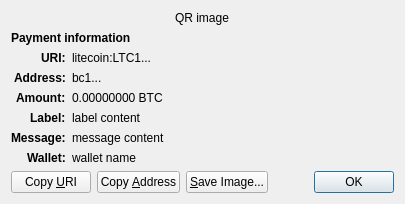
First picture: the form in src/qt/forms/receiverequestdialog.ui, repository btip1606-max/paradoxcoin, before the edit.
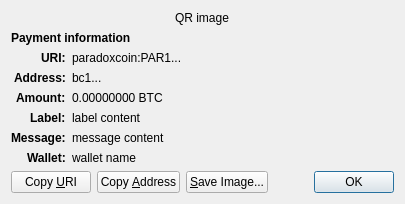
Second picture: the form after the edit. Custom widgets are drawn as their Qt base class.

```diff
--- a/src/qt/forms/receiverequestdialog.ui
+++ b/src/qt/forms/receiverequestdialog.ui
@@ -65,7 +65,7 @@
    <item row="2" column="1" alignment="Qt::AlignTop">
     <widget class="QLabel" name="uri_content">
      <property name="text">
-      <string notr="true">litecoin:LTC1...</string>
+      <string notr="true">paradoxcoin:PAR1...</string>
      </property>
      <property name="textFormat">
       <enum>Qt::RichText</enum>
```
